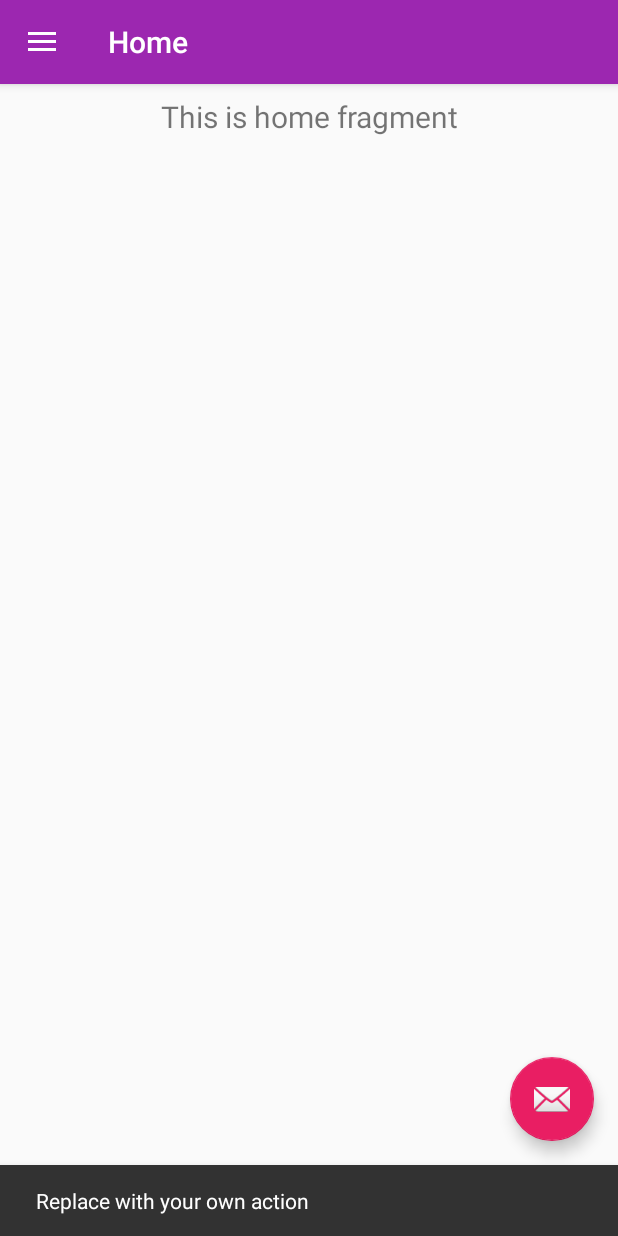
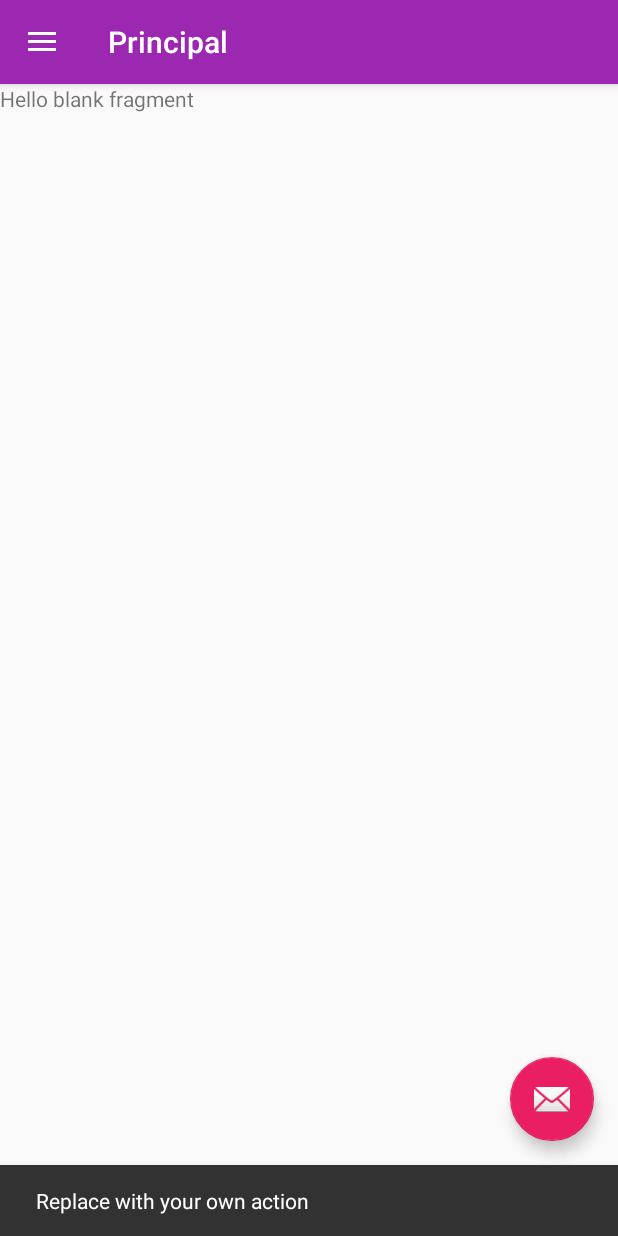
Before and after one commit to dcaahub/Android, an Android app: the screen it shows after launch (MainActivity), after a tap on an icon or button, on a phone screen of 412 x 824 dp. Run offline under Robolectric (Android 15) with nearby library versions, the phone set to English and light mode, and no system bars; our stand-ins replace navigation-ui.

Commit message:
inclusão de novos Fragments

```diff
--- a/APPATMConsultoria/app/build.gradle
+++ b/APPATMConsultoria/app/build.gradle
@@ -27,6 +27,7 @@ dependencies {
     implementation 'androidx.navigation:navigation-fragment:2.0.0'
     implementation 'androidx.navigation:navigation-ui:2.0.0'
     implementation 'androidx.lifecycle:lifecycle-extensions:2.0.0'
+    implementation 'androidx.legacy:legacy-support-v4:1.0.0'
     testImplementation 'junit:junit:4.12'
     androidTestImplementation 'androidx.test.ext:junit:1.1.0'
     androidTestImplementation 'androidx.test.espresso:espresso-core:3.1.1'
--- a/APPATMConsultoria/app/src/main/java/com/example/appatmconsultoria/MainActivity.java
+++ b/APPATMConsultoria/app/src/main/java/com/example/appatmconsultoria/MainActivity.java
@@ -44,8 +44,8 @@ public class MainActivity extends AppCompatActivity {
         // Passing each menu ID as a set of Ids because each
         // menu should be considered as top level destinations.
         mAppBarConfiguration = new AppBarConfiguration.Builder(
-                R.id.nav_home, R.id.nav_gallery, R.id.nav_slideshow,
-                R.id.nav_tools, R.id.nav_share, R.id.nav_send)
+                R.id.nav_principal, R.id.nav_servicos, R.id.nav_clientes,
+                R.id.nav_sobre, R.id.nav_contato)
                 .setDrawerLayout(drawer)
                 .build();
         NavController navController = Navigation.findNavController(this, R.id.nav_host_fragment);
--- /dev/null
+++ b/APPATMConsultoria/app/src/main/java/com/example/appatmconsultoria/ui/principal/PrincipalFragment.java
@@ -0,0 +1,32 @@
+package com.example.appatmconsultoria.ui.principal;
+
+
+import android.os.Bundle;
+
+import androidx.fragment.app.Fragment;
+
+import android.view.LayoutInflater;
+import android.view.View;
+import android.view.ViewGroup;
+
+import com.example.appatmconsultoria.R;
+
+/**
+ * A simple {@link Fragment} subclass.
+ */
+public class PrincipalFragment extends Fragment {
+
+
+    public PrincipalFragment() {
+        // Required empty public constructor
+    }
+
+
+    @Override
+    public View onCreateView(LayoutInflater inflater, ViewGroup container,
+                             Bundle savedInstanceState) {
+        // Inflate the layout for this fragment
+        return inflater.inflate(R.layout.fragment_principal, container, false);
+    }
+
+}
--- /dev/null
+++ b/APPATMConsultoria/app/src/main/res/layout/fragment_principal.xml
@@ -0,0 +1,14 @@
+<?xml version="1.0" encoding="utf-8"?>
+<FrameLayout xmlns:android="http://schemas.android.com/apk/res/android"
+    xmlns:tools="http://schemas.android.com/tools"
+    android:layout_width="match_parent"
+    android:layout_height="match_parent"
+    tools:context=".ui.principal.PrincipalFragment">
+
+    <!-- TODO: Update blank fragment layout -->
+    <TextView
+        android:layout_width="match_parent"
+        android:layout_height="match_parent"
+        android:text="@string/hello_blank_fragment" />
+
+</FrameLayout>
--- a/APPATMConsultoria/app/src/main/res/menu/activity_main_drawer.xml
+++ b/APPATMConsultoria/app/src/main/res/menu/activity_main_drawer.xml
@@ -5,33 +5,30 @@
 
     <group android:checkableBehavior="single">
         <item
-            android:id="@+id/nav_home"
+            android:id="@+id/nav_principal"
             android:icon="@drawable/ic_menu_camera"
-            android:title="@string/menu_home" />
+            android:title="@string/menu_principal" />
         <item
-            android:id="@+id/nav_gallery"
+            android:id="@+id/nav_servicos"
             android:icon="@drawable/ic_menu_gallery"
-            android:title="@string/menu_gallery" />
+            android:title="@string/menu_servicos" />
         <item
-            android:id="@+id/nav_slideshow"
+            android:id="@+id/nav_clientes"
             android:icon="@drawable/ic_menu_slideshow"
-            android:title="@string/menu_slideshow" />
-        <item
-            android:id="@+id/nav_tools"
-            android:icon="@drawable/ic_menu_manage"
-            android:title="@string/menu_tools" />
+            android:title="@string/menu_clientes" />
+
     </group>
 
     <item android:title="Communicate">
         <menu>
             <item
-                android:id="@+id/nav_share"
+                android:id="@+id/nav_sobre"
                 android:icon="@drawable/ic_menu_share"
-                android:title="@string/menu_share" />
+                android:title="@string/menu_sobre" />
             <item
-                android:id="@+id/nav_send"
+                android:id="@+id/nav_contato"
                 android:icon="@drawable/ic_menu_send"
-                android:title="@string/menu_send" />
+                android:title="@string/menu_contato" />
         </menu>
     </item>
 
--- a/APPATMConsultoria/app/src/main/res/navigation/mobile_navigation.xml
+++ b/APPATMConsultoria/app/src/main/res/navigation/mobile_navigation.xml
@@ -3,41 +3,36 @@
     xmlns:app="http://schemas.android.com/apk/res-auto"
     xmlns:tools="http://schemas.android.com/tools"
     android:id="@+id/mobile_navigation"
-    app:startDestination="@+id/nav_home">
+    app:startDestination="@+id/nav_principal">
 
     <fragment
-        android:id="@+id/nav_home"
-        android:name="com.example.appatmconsultoria.ui.home.HomeFragment"
-        android:label="@string/menu_home"
-        tools:layout="@layout/fragment_home" />
+        android:id="@+id/nav_principal"
+        android:name="com.example.appatmconsultoria.ui.principal.PrincipalFragment"
+        android:label="@string/menu_principal"
+        tools:layout="@layout/fragment_principal" />
 
     <fragment
-        android:id="@+id/nav_gallery"
-        android:name="com.example.appatmconsultoria.ui.gallery.GalleryFragment"
-        android:label="@string/menu_gallery"
-        tools:layout="@layout/fragment_gallery" />
+        android:id="@+id/nav_servicos"
+        android:name="com.example.appatmconsultoria.ui.servicos.ServicosFragment"
+        android:label="@string/menu_servicos"
+        tools:layout="@layout/fragment_servicos" />
 
     <fragment
-        android:id="@+id/nav_slideshow"
-        android:name="com.example.appatmconsultoria.ui.slideshow.SlideshowFragment"
-        android:label="@string/menu_slideshow"
-        tools:layout="@layout/fragment_slideshow" />
+        android:id="@+id/nav_clientes"
+        android:name="com.example.appatmconsultoria.ui.clientes.ClientesFragment"
+        android:label="@string/menu_clientes"
+        tools:layout="@layout/fragment_clientes" />
 
     <fragment
-        android:id="@+id/nav_tools"
-        android:name="com.example.appatmconsultoria.ui.tools.ToolsFragment"
-        android:label="@string/menu_tools"
-        tools:layout="@layout/fragment_tools" />
+        android:id="@+id/nav_sobre"
+        android:name="com.example.appatmconsultoria.ui.sobre.SobreFragment"
+        android:label="@string/menu_sobre"
+        tools:layout="@layout/fragment_sobre" />
 
     <fragment
-        android:id="@+id/nav_share"
-        android:name="com.example.appatmconsultoria.ui.share.ShareFragment"
-        android:label="@string/menu_share"
-        tools:layout="@layout/fragment_share" />
+        android:id="@+id/nav_contato"
+        android:name="com.example.appatmconsultoria.ui.contato.ContatoFragment"
+        android:label="@string/menu_contato"
+        tools:layout="@layout/fragment_contato" />
 
-    <fragment
-        android:id="@+id/nav_send"
-        android:name="com.example.appatmconsultoria.ui.send.SendFragment"
-        android:label="@string/menu_send"
-        tools:layout="@layout/fragment_send" />
 </navigation>
--- a/APPATMConsultoria/app/src/main/res/values/strings.xml
+++ b/APPATMConsultoria/app/src/main/res/values/strings.xml
@@ -13,6 +13,16 @@
     <string name="menu_tools">Tools</string>
     <string name="menu_share">Share</string>
     <string name="menu_send">Send</string>
+
+    <string name="menu_principal">Principal</string>
+    <string name="menu_clientes">Clientes</string>
+    <string name="menu_servicos">Serviços</string>
+    <string name="menu_contato">Contato</string>
+    <string name="menu_sobre">Sobre</string>
+
     <string name="navegacao_nome">ATM Consultoria</string>
     <string name="navegacao_email">atendimento@email.com.br</string>
+
+    <!-- TODO: Remove or change this placeholder text -->
+    <string name="hello_blank_fragment">Hello blank fragment</string>
 </resources>
```
Also changed, not shown: APPATMConsultoria/app/src/main/java/com/example/appatmconsultoria/ui/clientes/ClientesFragment.java (added, +32 -0 lines), APPATMConsultoria/app/src/main/java/com/example/appatmconsultoria/ui/contato/ContatoFragment.java (added, +32 -0 lines), APPATMConsultoria/app/src/main/java/com/example/appatmconsultoria/ui/servicos/ServicosFragment.java (added, +32 -0 lines), APPATMConsultoria/app/src/main/java/com/example/appatmconsultoria/ui/sobre/SobreFragment.java (added, +32 -0 lines), APPATMConsultoria/app/src/main/res/layout/fragment_clientes.xml (added, +14 -0 lines), APPATMConsultoria/app/src/main/res/layout/fragment_contato.xml (added, +14 -0 lines), APPATMConsultoria/app/src/main/res/layout/fragment_servicos.xml (added, +14 -0 lines), APPATMConsultoria/app/src/main/res/layout/fragment_sobre.xml (added, +14 -0 lines).
